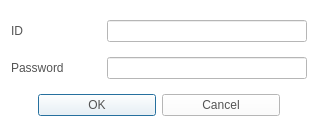
Qt form CaX/dialog/logindialog.ui (fsest4u/CaX_03) before a commit.
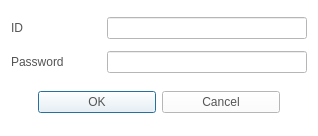
The same form after that commit. Icons and pictures are not drawn.

What changed in the file:
```diff
--- a/CaX/dialog/logindialog.ui
+++ b/CaX/dialog/logindialog.ui
@@ -118,6 +118,12 @@
    </item>
    <item>
     <widget class="QDialogButtonBox" name="buttonBox">
+     <property name="minimumSize">
+      <size>
+       <width>0</width>
+       <height>34</height>
+      </size>
+     </property>
      <property name="styleSheet">
       <string notr="true">QPushButton
 {
```
